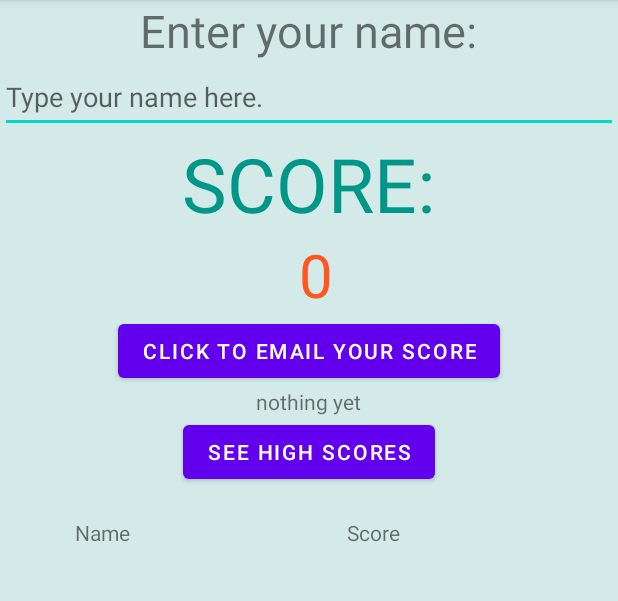
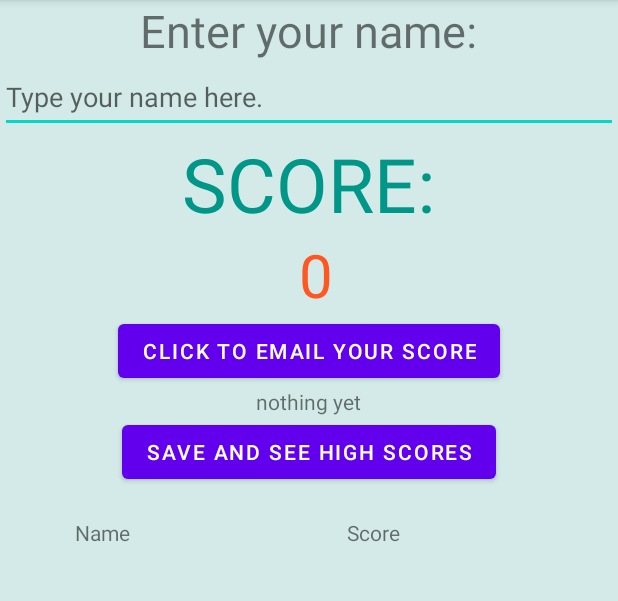
Before and after one commit to klmack12/DogMythsQuizApp, an Android app: the ScoreActivity screen opened directly, with no data from a screen before it, on a phone screen of 412 x 824 dp, the part 84-685 px from its top. Run offline under Robolectric (Android 15) with nearby library versions, the phone set to English and light mode, and no system bars; our stand-ins replace Firebase (no records; nobody signed in at launch, a user with empty details on screens opened directly).

Commit message:
changed button text

```diff
--- a/app/src/main/res/layout/activity_score.xml
+++ b/app/src/main/res/layout/activity_score.xml
@@ -59,7 +59,7 @@
         android:id="@+id/sendButton"
         android:layout_width="wrap_content"
         android:layout_height="wrap_content"
-        android:text="SEE HIGH SCORES"
+        android:text="SAVE AND SEE HIGH SCORES"
          />
 
 
```
